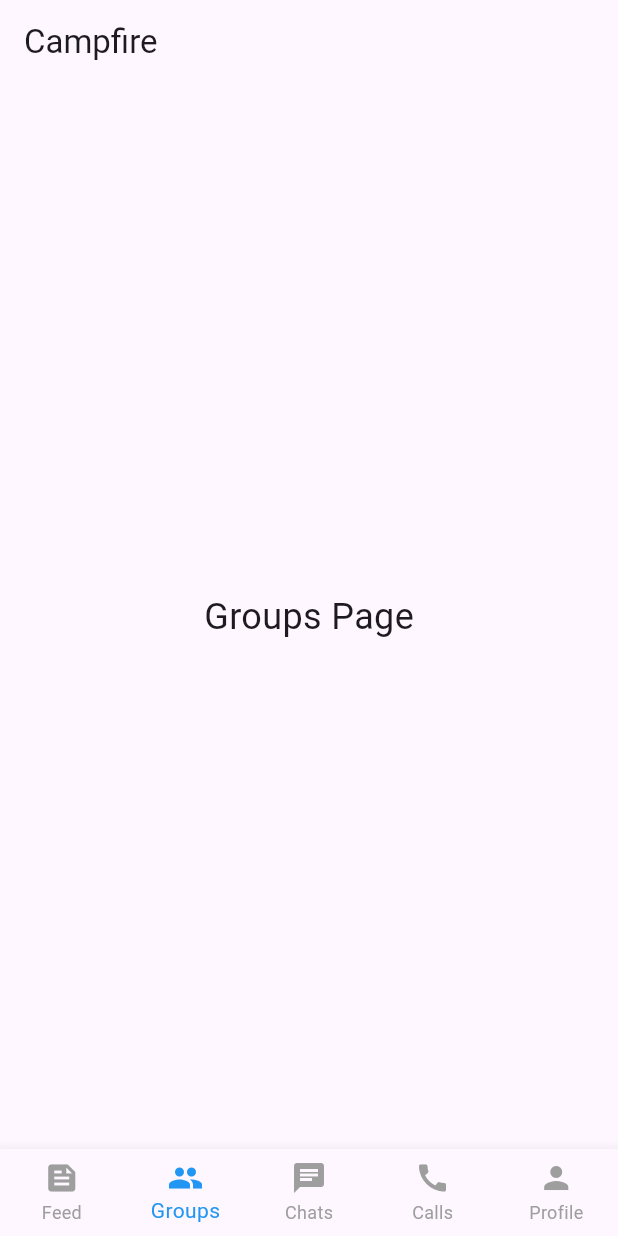
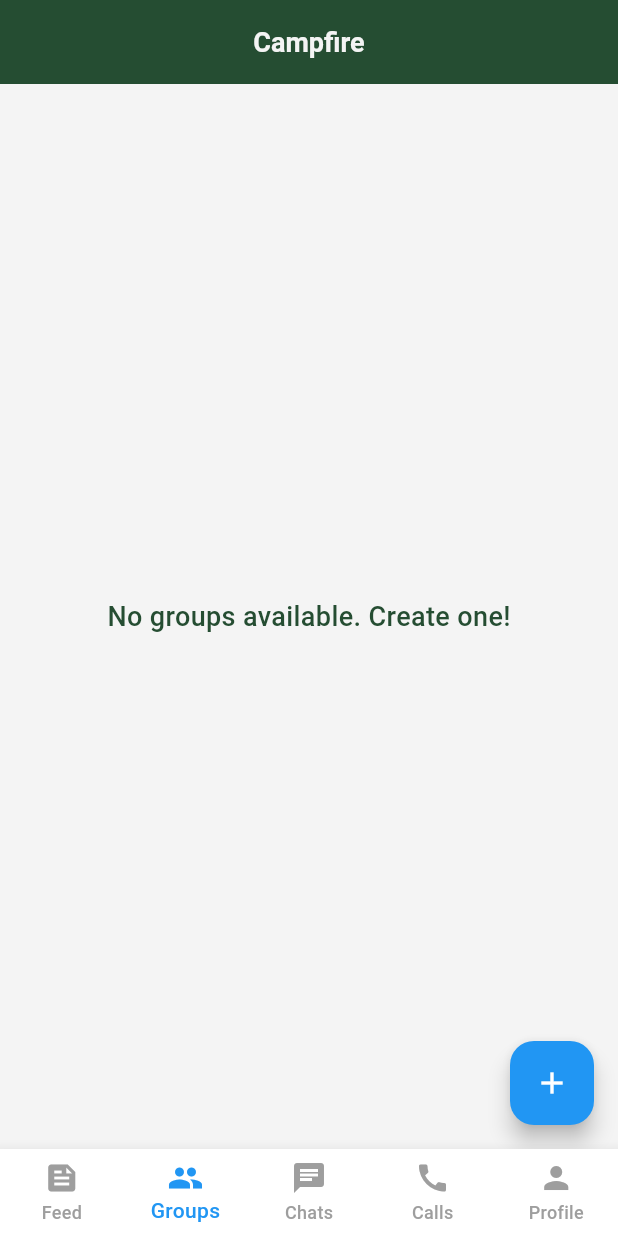
Before and after one commit to BryantVanOrden/campfire, a Flutter app: the screen it shows once a user with an empty profile is signed in, item 2 of the bottom bar chosen, on a phone screen of 412 x 824 dp. Run offline on Flutter 3.47's test engine with Material 3 defaults, Android fonts, the phone set to English and light mode, and no system bars; our stand-ins replace cloud_firestore, firebase_auth, firebase_core; accounts and stored records are empty.

Commit message:
added group back in

```diff
--- a/lib/home/home.dart
+++ b/lib/home/home.dart
@@ -66,8 +66,8 @@ class _HomePageState extends State<HomePage> {
           ),
         ],
         currentIndex: _selectedIndex,
-        selectedItemColor: Colors.blue, // Active icon color
-        unselectedItemColor: Colors.grey, // Inactive icon color
+        selectedItemColor: Colors.blue,
+        unselectedItemColor: Colors.grey,
         onTap: _onItemTapped,
       ),
     );
--- a/lib/home/home_pages/groups_page.dart
+++ b/lib/home/home_pages/groups_page.dart
@@ -1,12 +1,41 @@
+// lib/home/home_pages/groups_page.dart
+
 import 'package:flutter/material.dart';
+import 'package:provider/provider.dart';
+import '../../providers/group_provider.dart';
+import '../../widgets/group_card.dart';
+import '../../screens/create_group_page.dart';
 
 class GroupsPage extends StatelessWidget {
   @override
   Widget build(BuildContext context) {
-    return Center(
-      child: Text(
-        'Groups Page',
-        style: TextStyle(fontSize: 24),
+    final groupProvider = Provider.of<GroupProvider>(context);
+
+    return Scaffold(
+      body: groupProvider.groups.isEmpty
+          ? Center(
+              child: Text(
+                'No groups available. Create one!',
+                style: TextStyle(fontSize: 18),
+              ),
+            )
+          : ListView.builder(
+              itemCount: groupProvider.groups.length,
+              itemBuilder: (context, index) {
+                final group = groupProvider.groups[index];
+                return GroupCard(group: group);
+              },
+            ),
+      floatingActionButton: FloatingActionButton(
+        onPressed: () {
+          // Navigate to CreateGroupPage
+          Navigator.push(
+            context,
+            MaterialPageRoute(builder: (context) => CreateGroupPage()),
+          );
+        },
+        child: Icon(Icons.add),
+        tooltip: 'Create Group',
       ),
     );
   }
--- a/lib/main.dart
+++ b/lib/main.dart
@@ -6,6 +6,8 @@ import 'package:campfire/signup_signin/login.dart';
 import 'package:firebase_core/firebase_core.dart';
 import 'package:firebase_auth/firebase_auth.dart';
 import 'providers/group_provider.dart';
+import 'package:campfire/theme/app_theme.dart';
+
 
 void main() async {
   WidgetsFlutterBinding.ensureInitialized();
@@ -25,9 +27,7 @@ class MyApp extends StatelessWidget {
       ],
       child: MaterialApp(
         title: 'Campfire App',
-        theme: ThemeData(
-          primarySwatch: Colors.blue,
-        ),
+        theme: AppTheme.lightTheme,
         home: AuthenticationWrapper(),
       ),
     );
--- a/lib/theme/app_colors.dart
+++ b/lib/theme/app_colors.dart
@@ -1,13 +1,10 @@
 import 'package:flutter/material.dart';
 
 class AppColors {
-
-  static const Color darkGreen = Color(0xFF1D3E02);
-  static const Color mediumGreen = Color(0xFF317302);
-  static const Color yellow = Color(0xFFCFC524);
-  static const Color lightGreen = Color(0xFF3F9700);
-  static const Color brown = Color(0xFF5E4E1B);
-  static const Color red = Color(0xFFD22921);
-
-
+  static const Color darkGreen = Color(0xFF254D32);  // Rich forest green
+  static const Color mediumGreen = Color(0xFF3E8E41);  // Soft, nature green
+  static const Color lightGreen = Color(0xFFB2D8B5);  // Light, minty green
+  static const Color brown = Color(0xFF6D4C41);  // Warm, earthy brown
+  static const Color offWhite = Color(0xFFF4F4F4);  // Soft, natural white
+  static const Color red = Color(0xFFD22921);  // Accent red for buttons
 }
--- a/lib/theme/app_theme.dart
+++ b/lib/theme/app_theme.dart
@@ -7,22 +7,32 @@ class AppTheme {
       primaryColor: AppColors.darkGreen,
       colorScheme: ColorScheme.fromSwatch().copyWith(
         primary: AppColors.darkGreen,
-        secondary: AppColors
-            .yellow, // Use secondary for what was previously 'accentColor'
+        secondary: AppColors.mediumGreen,
       ),
-      scaffoldBackgroundColor: AppColors.lightGreen,
-      appBarTheme: AppBarTheme(
+      scaffoldBackgroundColor: AppColors.offWhite,
+      appBarTheme: const AppBarTheme(
         color: AppColors.darkGreen,
         titleTextStyle: TextStyle(
-          color: Colors.white,
-          fontSize: 20.0,
+          color: AppColors.offWhite,
+          fontSize: 18.0,
           fontWeight: FontWeight.bold,
         ),
-        iconTheme: IconThemeData(color: Colors.white),
+        centerTitle: true,
+        elevation: 0,
+        iconTheme: IconThemeData(color: AppColors.offWhite),
       ),
-      buttonTheme: ButtonThemeData(
-        buttonColor: AppColors.red,
-        textTheme: ButtonTextTheme.primary,
+      bottomNavigationBarTheme: const BottomNavigationBarThemeData(
+        selectedItemColor: AppColors.darkGreen,
+        unselectedItemColor: AppColors.mediumGreen,
+        backgroundColor: Colors.white,
+        type: BottomNavigationBarType.fixed,
+      ),
+      textTheme: const TextTheme(
+        bodyMedium: TextStyle(
+          color: AppColors.darkGreen,
+          fontSize: 18.0,
+          fontWeight: FontWeight.w500,
+        ),
       ),
     );
   }
```
Also changed, not shown: lib/signup_signin/login.dart (+114 -35 lines).
